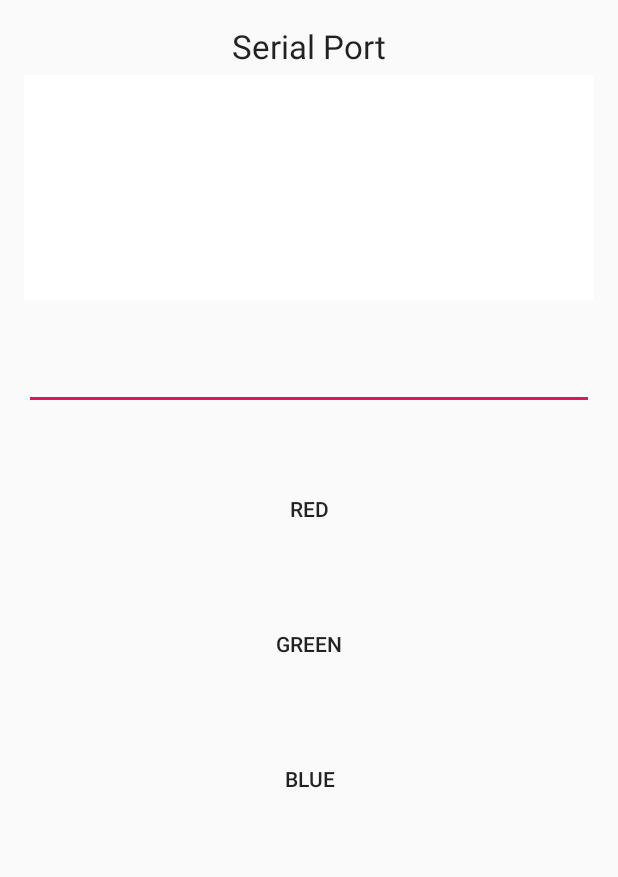
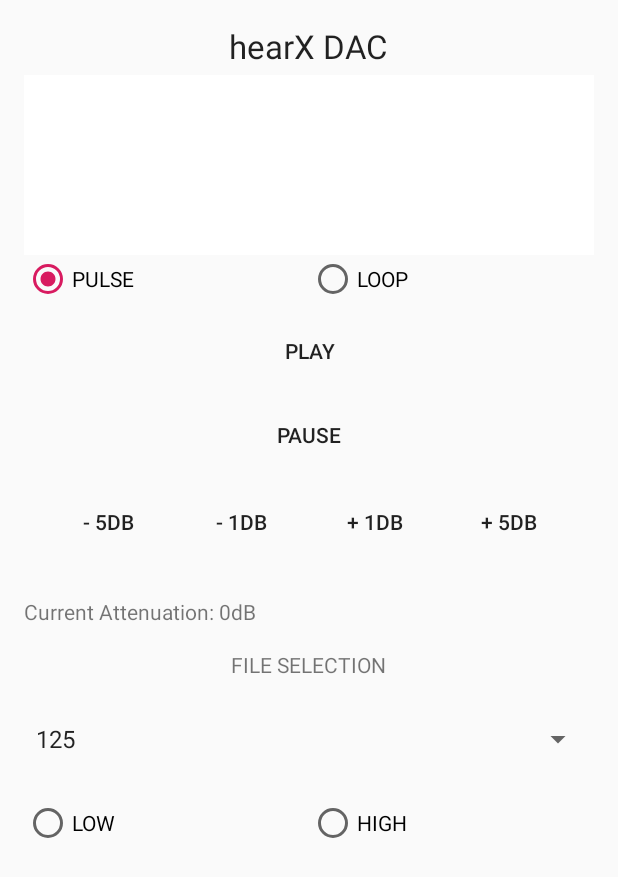
Before and after one commit to davidhowe/usb-audio, an Android app: the screen it shows after launch (MainActivity before the commit, SamplePlaybackActivity after it), on a phone screen of 412 x 824 dp. Shown: the top 877 px of the screen. Run offline under Robolectric (Android 15) with nearby library versions, the phone set to English and light mode, and no system bars; libraries missing offline, so code that uses them is left out: com.felhr.usbserial; pictures from the network do not load; 2 statements that could not run were skipped.

Commit message:
- Sample app using hearX DAC working

```diff
--- a/app/src/main/java/com/hearxgroup/dactest/MainActivity.kt
+++ b/app/src/main/java/com/hearxgroup/dactest/MainActivity.kt
@@ -56,7 +56,7 @@
 
         mHandler = MyHandler(this)
 
-        display = textView1
+        display = tv_usb_output
         editText = editText1
 
         buttonRed.setOnClickListener {
--- /dev/null
+++ b/app/src/main/java/com/hearxgroup/dactest/SamplePlaybackActivity.kt
@@ -0,0 +1,281 @@
+package com.hearxgroup.dactest
+
+import androidx.appcompat.app.AppCompatActivity
+
+import android.widget.Toast
+import android.content.*
+import android.media.AudioAttributes
+import android.media.AudioManager
+import android.media.SoundPool
+import android.os.*
+import android.util.Log
+import android.widget.ArrayAdapter
+import kotlinx.android.synthetic.main.activity_sample_playback.*
+import java.io.File
+import java.lang.ref.WeakReference
+
+class SamplePlaybackActivity : AppCompatActivity() {
+
+    private var soundPool: SoundPool? = null
+    private lateinit var audioManager: AudioManager
+
+    /*
+     * Notifications from UsbService will be received here.
+     */
+    private val mUsbReceiver = object : BroadcastReceiver() {
+
+        override fun onReceive(context: Context, intent: Intent) {
+            when (intent.action) {
+                UsbService.ACTION_USB_PERMISSION_GRANTED // USB PERMISSION GRANTED
+                -> Toast.makeText(context, "USB Ready", Toast.LENGTH_SHORT).show()
+                UsbService.ACTION_USB_PERMISSION_NOT_GRANTED // USB PERMISSION NOT GRANTED
+                -> Toast.makeText(context, "USB Permission not granted", Toast.LENGTH_SHORT).show()
+                UsbService.ACTION_NO_USB // NO USB CONNECTED
+                -> Toast.makeText(context, "No USB connected", Toast.LENGTH_SHORT).show()
+                UsbService.ACTION_USB_DISCONNECTED // USB DISCONNECTED
+                -> Toast.makeText(context, "USB disconnected", Toast.LENGTH_SHORT).show()
+                UsbService.ACTION_USB_NOT_SUPPORTED // USB NOT SUPPORTED
+                -> Toast.makeText(context, "USB device not supported", Toast.LENGTH_SHORT).show()
+            }
+        }
+    }
+    private var usbService: UsbService? = null
+    private var mHandler: MyHandler? = null
+    private val usbConnection = object : ServiceConnection {
+        override fun onServiceConnected(arg0: ComponentName, arg1: IBinder) {
+            usbService = (arg1 as UsbService.UsbBinder).service
+            usbService!!.setHandler(mHandler)
+        }
+
+        override fun onServiceDisconnected(arg0: ComponentName) {
+            usbService = null
+        }
+    }
+
+    private var attenuation = 0
+    private var reg10 = 224
+    private var reg1 = 208
+    private var soundId = 0
+
+    override fun onCreate(savedInstanceState: Bundle?) {
+        super.onCreate(savedInstanceState)
+        setContentView(R.layout.activity_sample_playback)
+
+        audioManager = getSystemService(Context.AUDIO_SERVICE) as AudioManager
+
+        val attributes = AudioAttributes.Builder()
+            .setUsage(AudioAttributes.USAGE_GAME)
+            .setContentType(AudioAttributes.CONTENT_TYPE_MUSIC)
+            .build()
+
+        soundPool = SoundPool.Builder()
+            .setAudioAttributes(attributes)
+            .setMaxStreams(10)
+            .build()
+
+        soundPool!!.setOnLoadCompleteListener { soundPool, sampleId, status ->
+            Log.d("", "sampleId=$sampleId")
+            Log.d("", "soundId=$soundId")
+
+            if(soundId>0) {
+                soundPool!!.play(
+                    soundId,
+                    1.0f,
+                    1.0f,
+                    1,
+                    if(rbtn_loop.isChecked) -1 else 0,
+                    1.0f)
+            }
+        }
+
+        mHandler = MyHandler(this)
+
+        tv_current_attenuation.text = "Current Attenuation: 0dB"
+
+        btn_minus_5.setOnClickListener {
+            if(attenuation<75) {
+                attenuation+=5
+                configDAC()
+            } else {
+                Toast.makeText(this, "Cannot proceed", Toast.LENGTH_LONG).show()
+            }
+        }
+
+        btn_minus_1.setOnClickListener {
+            if(attenuation<79) {
+                attenuation+=1
+                configDAC()
+            } else {
+                Toast.makeText(this, "Cannot proceed", Toast.LENGTH_LONG).show()
+            }
+        }
+
+        btn_plus_1.setOnClickListener {
+            if(attenuation>0) {
+                attenuation-=1
+                configDAC()
+            } else {
+                Toast.makeText(this, "Cannot proceed", Toast.LENGTH_LONG).show()
+            }
+        }
+
+        btn_plus_5.setOnClickListener {
+            if(attenuation>4) {
+                attenuation-=5
+                configDAC()
+            } else {
+                Toast.makeText(this, "Cannot proceed", Toast.LENGTH_LONG).show()
+            }
+        }
+
+        btn_play.setOnClickListener {
+            soundId = loadFileForPlayback(resources.getStringArray(R.array.array_freqs)[spin_freq.selectedItemPosition].toInt(), rbtn_low.isChecked)
+        }
+
+        btn_pause.setOnClickListener {
+            if(soundId>0)
+                soundPool!!.stop(soundId)
+        }
+
+        //SETUP FREQ SPINNER
+        val freqAdapter = ArrayAdapter<String>(
+            this,
+            android.R.layout.simple_dropdown_item_1line,
+            resources.getStringArray(R.array.array_freqs)
+        )
+        freqAdapter.setDropDownViewResource(android.R.layout.simple_spinner_dropdown_item)
+        spin_freq.adapter = freqAdapter
+
+        rbtn_pulse.isChecked = true
+    }
+
+    public override fun onResume() {
+        super.onResume()
+        setFilters()  // Start listening notifications from UsbService
+        startService(
+            UsbService::class.java,
+            usbConnection,
+            null
+        ) // Start UsbService(if it was not started before) and Bind it
+    }
+
+    public override fun onPause() {
+        super.onPause()
+        unregisterReceiver(mUsbReceiver)
+        unbindService(usbConnection)
+    }
+
+    private fun configDAC() {
+        adjustRegistersForNewAttenuation(attenuation)
+        tv_current_attenuation.text = "Current Attenuation: ${attenuation}dB"
+        if (usbService != null) { // if UsbService was correctly binded, Send data
+            usbService!!.writeVolumeCommand(reg10, reg1)
+        }
+    }
+
+    private fun startService(
+        service: Class<*>,
+        serviceConnection: ServiceConnection,
+        extras: Bundle?
+    ) {
+        if (!UsbService.SERVICE_CONNECTED) {
+            val startService = Intent(this, service)
+            if (extras != null && !extras.isEmpty) {
+                val keys = extras.keySet()
+                for (key in keys) {
+                    val extra = extras.getString(key)
+                    startService.putExtra(key, extra)
+                }
+            }
+            startService(startService)
+        }
+        val bindingIntent = Intent(this, service)
+        bindService(bindingIntent, serviceConnection, Context.BIND_AUTO_CREATE)
+    }
+
+    private fun setFilters() {
+        val filter = IntentFilter()
+        filter.addAction(UsbService.ACTION_USB_PERMISSION_GRANTED)
+        filter.addAction(UsbService.ACTION_NO_USB)
+        filter.addAction(UsbService.ACTION_USB_DISCONNECTED)
+        filter.addAction(UsbService.ACTION_USB_NOT_SUPPORTED)
+        filter.addAction(UsbService.ACTION_USB_PERMISSION_NOT_GRANTED)
+        registerReceiver(mUsbReceiver, filter)
+    }
+
+    /*
+     * This handler will be passed to UsbService. Data received from serial port is displayed through this handler
+     */
+    private class MyHandler(activity: SamplePlaybackActivity) : Handler() {
+        private val mActivity: WeakReference<SamplePlaybackActivity> = WeakReference(activity)
+
+        override fun handleMessage(msg: Message) {
+            when (msg.what) {
+                UsbService.MESSAGE_FROM_SERIAL_PORT -> {
+                    val data = msg.obj as String
+                    mActivity.get()?.tv_usb_output_sample?.append(data)
+                }
+                UsbService.CTS_CHANGE -> Toast.makeText(
+                    mActivity.get(),
+                    "CTS_CHANGE",
+                    Toast.LENGTH_LONG
+                ).show()
+                UsbService.DSR_CHANGE -> Toast.makeText(
+                    mActivity.get(),
+                    "DSR_CHANGE",
+                    Toast.LENGTH_LONG
+                ).show()
+            }
+        }
+    }
+
+    private fun adjustRegistersForNewAttenuation(attenuation: Int) {
+        if(attenuation<10) {
+            reg10 = 224
+            reg1 = 208 + attenuation
+        }
+        else if(attenuation<20) {
+            reg10 = 225
+            reg1 = 208 + (attenuation-10)
+        }
+        else if(attenuation<30) {
+            reg10 = 226
+            reg1 = 208 + (attenuation-20)
+        }
+        else if(attenuation<40) {
+            reg10 = 227
+            reg1 = 208 + (attenuation-30)
+        }
+        else if(attenuation<50) {
+            reg10 = 228
+            reg1 = 208 + (attenuation-40)
+        }
+        else if(attenuation<60) {
+            reg10 = 229
+            reg1 = 208 + (attenuation-50)
+        }
+        else if(attenuation<70) {
+            reg10 = 230
+            reg1 = 208 + (attenuation-60)
+        }
+        else if(attenuation<80) {
+            reg10 = 231
+            reg1 = 208 + (attenuation-70)
+        }
+    }
+
+
+    private fun loadFileForPlayback(freq: Int, low: Boolean) : Int {
+        audioManager.setStreamVolume(
+            AudioManager.STREAM_MUSIC,
+            audioManager.getStreamMaxVolume(AudioManager.STREAM_MUSIC),
+            0
+        )
+
+        val filePath = Environment.getExternalStoragePublicDirectory(
+            Environment.DIRECTORY_DCIM).toString()+ File.separator+"dacfiles"+File.separator+"f${freq}_${if(low)"low" else "high"}.ogg"
+        Log.d("","filePath=$filePath")
+        return soundPool!!.load(filePath, 1)
+    }
+
+}
--- a/app/src/main/res/layout/activity_main.xml
+++ b/app/src/main/res/layout/activity_main.xml
@@ -1,9 +1,7 @@
 <RelativeLayout xmlns:android="http://schemas.android.com/apk/res/android"
-    xmlns:tools="http://schemas.android.com/tools"
     android:layout_width="match_parent"
     android:layout_height="match_parent"
-    android:padding="16dp"
-    tools:context="com.felhr.serialportexample.MainActivity">
+    android:padding="16dp">
 
     <TextView
         android:id="@+id/textViewTitle"
@@ -15,7 +13,7 @@
         android:textAppearance="?android:attr/textAppearanceLarge"/>
 
     <TextView
-        android:id="@+id/textView1"
+        android:id="@+id/tv_usb_output"
         android:layout_width="match_parent"
         android:layout_height="150dp"
         android:layout_centerHorizontal="true"
@@ -28,9 +26,9 @@
         android:id="@+id/editText1"
         android:layout_width="wrap_content"
         android:layout_height="wrap_content"
-        android:layout_alignLeft="@+id/textView1"
-        android:layout_alignRight="@+id/textView1"
-        android:layout_below="@+id/textView1"
+        android:layout_alignLeft="@+id/tv_usb_output"
+        android:layout_alignRight="@+id/tv_usb_output"
+        android:layout_below="@+id/tv_usb_output"
         android:layout_marginTop="28dp"
         android:ems="10">
 
--- /dev/null
+++ b/app/src/main/res/layout/activity_sample_playback.xml
@@ -0,0 +1,163 @@
+
+<ScrollView
+    xmlns:android="http://schemas.android.com/apk/res/android"
+    android:layout_width="match_parent"
+    android:layout_height="match_parent">
+
+    <RelativeLayout
+        xmlns:android="http://schemas.android.com/apk/res/android"
+        android:layout_width="match_parent"
+        android:layout_height="match_parent"
+        android:padding="16dp">
+
+        <TextView
+            android:id="@+id/textViewTitle"
+            android:layout_width="wrap_content"
+            android:layout_height="wrap_content"
+            android:layout_alignParentTop="true"
+            android:layout_centerHorizontal="true"
+            android:text="hearX DAC"
+            android:textAppearance="?android:attr/textAppearanceLarge"/>
+
+        <TextView
+            android:id="@+id/tv_usb_output_sample"
+            android:layout_width="match_parent"
+            android:layout_height="120dp"
+            android:layout_centerHorizontal="true"
+            android:layout_marginTop="34dp"
+            android:background="#FFFFFF"
+            android:scrollbars="vertical"
+            android:gravity="bottom" />
+
+        <RadioGroup
+            android:id="@+id/rgrp_play_type"
+            android:layout_width="match_parent"
+            android:layout_height="wrap_content"
+            android:layout_below="@+id/tv_usb_output_sample"
+            android:orientation="horizontal">
+            <RadioButton
+                android:id="@+id/rbtn_pulse"
+                android:layout_width="0dp"
+                android:layout_height="wrap_content"
+                android:layout_weight="0.5"
+                android:text="PULSE"/>
+            <RadioButton
+                android:id="@+id/rbtn_loop"
+                android:layout_width="0dp"
+                android:layout_height="wrap_content"
+                android:layout_weight="0.5"
+                android:text="LOOP"/>
+        </RadioGroup>
+
+        <Button
+            android:id="@+id/btn_play"
+            style="?borderlessButtonStyle"
+            android:layout_width="match_parent"
+            android:layout_height="wrap_content"
+            android:layout_below="@+id/rgrp_play_type"
+            android:layout_marginTop="8dp"
+            android:text="PLAY"/>
+
+        <Button
+            android:id="@+id/btn_pause"
+            style="?borderlessButtonStyle"
+            android:layout_width="match_parent"
+            android:layout_height="wrap_content"
+            android:layout_below="@+id/btn_play"
+            android:layout_marginTop="8dp"
+            android:text="PAUSE"/>
+
+        <LinearLayout
+            android:id="@+id/llyt_gain"
+            style="?borderlessButtonStyle"
+            android:layout_width="match_parent"
+            android:layout_height="wrap_content"
+            android:layout_below="@+id/btn_pause">
+
+            <Button
+                android:id="@+id/btn_minus_5"
+                style="?borderlessButtonStyle"
+                android:layout_width="0dp"
+                android:layout_weight="0.5"
+                android:layout_height="wrap_content"
+                android:text="- 5dB"/>
+
+            <Button
+                android:id="@+id/btn_minus_1"
+                style="?borderlessButtonStyle"
+                android:layout_width="0dp"
+                android:layout_weight="0.5"
+                android:layout_height="wrap_content"
+                android:text="- 1dB"/>
+
+            <Button
+                android:id="@+id/btn_plus_1"
+                style="?borderlessButtonStyle"
+                android:layout_width="0dp"
+                android:layout_weight="0.5"
+                android:layout_height="wrap_content"
+                android:text="+ 1dB"/>
+
+            <Button
+                android:id="@+id/btn_plus_5"
+                style="?borderlessButtonStyle"
+                android:layout_width="0dp"
+                android:layout_weight="0.5"
+                android:layout_height="wrap_content"
+                android:text="+ 5dB"/>
+
+        </LinearLayout>
+
+
+
+        <TextView
+            android:id="@+id/tv_current_attenuation"
+            android:layout_width="match_parent"
+            android:layout_height="wrap_content"
+            android:layout_below="@+id/llyt_gain"
+            android:layout_marginTop="16dp"
+            android:text="Current Attenuation: 0dB" />
+
+        <TextView
+            android:id="@+id/tv_file_selection"
+            android:layout_width="wrap_content"
+            android:layout_height="wrap_content"
+            android:layout_below="@+id/tv_current_attenuation"
+            android:layout_marginTop="16dp"
+            android:layout_centerHorizontal="true"
+            android:text="FILE SELECTION"/>
+
+        <Spinner
+            android:id="@+id/spin_freq"
+            android:layout_width="match_parent"
+            android:layout_height="wrap_content"
+            android:orientation="vertical"
+            android:layout_marginTop="8dp"
+            android:layout_below="@+id/tv_file_selection"/>
+
+        <RadioGroup
+            android:layout_width="match_parent"
+            android:layout_height="wrap_content"
+            android:orientation="horizontal"
+            android:layout_marginTop="8dp"
+            android:layout_below="@+id/spin_freq">
+
+            <RadioButton
+                android:id="@+id/rbtn_low"
+                android:layout_width="0dp"
+                android:layout_height="wrap_content"
+                android:layout_weight="0.5"
+                android:text="LOW"/>
+
+            <RadioButton
+                android:id="@+id/rbtn_high"
+                android:layout_width="0dp"
+                android:layout_height="wrap_content"
+                android:layout_weight="0.5"
+                android:text="HIGH"/>
+
+        </RadioGroup>
+
+
+    </RelativeLayout>
+</ScrollView>
--- a/app/src/main/res/values/strings.xml
+++ b/app/src/main/res/values/strings.xml
@@ -2,4 +2,17 @@
     <string name="app_name">DACTest</string>
     <string name="action_settings">Settings</string>
     <string name="title_activity_main">MainActivity</string>
+    <string-array name="array_freqs">
+        <item>125</item>
+        <item>250</item>
+        <item>500</item>
+        <item>750</item>
+        <item>1000</item>
+        <item>1500</item>
+        <item>2000</item>
+        <item>3000</item>
+        <item>4000</item>
+        <item>6000</item>
+        <item>8000</item>
+    </string-array>
 </resources>
```
Also changed, not shown: app/src/main/AndroidManifest.xml (+7 -0 lines), app/src/main/java/com/hearxgroup/dactest/UsbService.java (+33 -11 lines).
